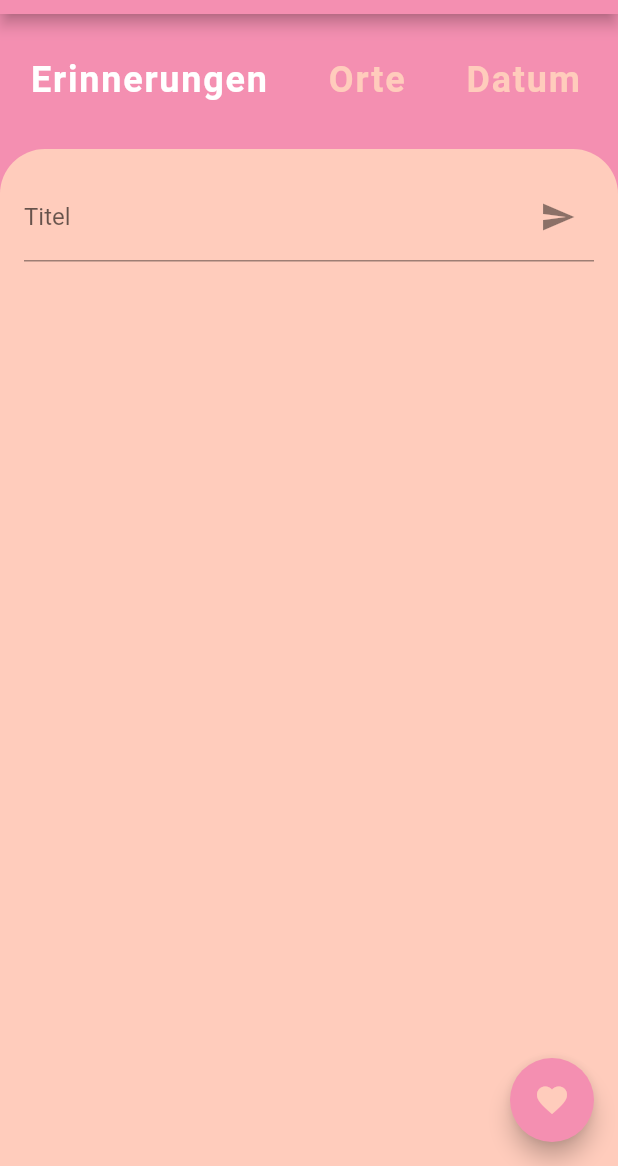
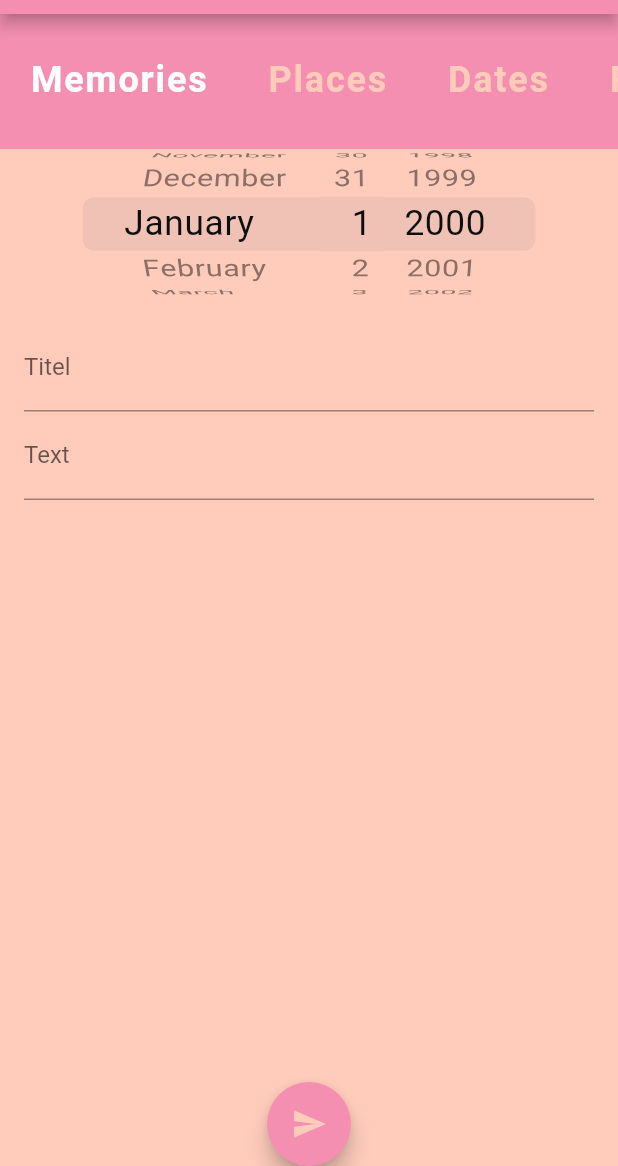
Before and after one commit to natascha20/Memory-Collector, a Flutter app: the screen it shows after launch, on a phone screen of 412 x 824 dp, the part 70-1236 px from its top. Run offline on Flutter 3.47's test engine with Material 2 defaults, Android fonts, the phone set to English and light mode, and no system bars.

Commit message:
added Date

```diff
--- a/memorycollector/lib/main.dart
+++ b/memorycollector/lib/main.dart
@@ -1,8 +1,11 @@
 import 'dart:io';
+import 'package:flutter/cupertino.dart';
 import 'package:flutter/foundation.dart';
 import 'package:flutter/material.dart';
 
-String value = "";
+String title = "";
+String summary = "";
+String date = "";
 
 void main() {
   FlutterError.onError = (FlutterErrorDetails details) {
@@ -19,15 +22,13 @@ class CategorySelector extends StatefulWidget {
 
 class _CategorySelectorState extends State<CategorySelector> {
   int selectedIndex = 0;
-  final List<String> categories = ['Erinnerungen', 'Orte', 'Datum', 'Fotos'];
+  final List<String> categories = ['Memories', 'Places', 'Dates', 'Pictures'];
 
   @override
   Widget build(BuildContext context) {
     return Container(
       height: 90.0,
-      color: Theme
-          .of(context)
-          .primaryColor,
+      color: Theme.of(context).primaryColor,
       child: ListView.builder(
         scrollDirection: Axis.horizontal,
         itemCount: categories.length,
@@ -48,9 +49,7 @@ class _CategorySelectorState extends State<CategorySelector> {
                 style: TextStyle(
                   color: index == selectedIndex
                       ? Colors.white
-                      : Theme
-                      .of(context)
-                      .accentColor,
+                      : Theme.of(context).accentColor,
                   fontSize: 24.0,
                   fontWeight: FontWeight.bold,
                   letterSpacing: 1.2,
@@ -99,16 +98,12 @@ class _MyHomePageState extends State<MyHomePage> {
   @override
   Widget build(BuildContext context) {
     return Scaffold(
-        backgroundColor: Theme
-            .of(context)
-            .primaryColor,
+      backgroundColor: Theme.of(context).primaryColor,
       appBar: AppBar(
         title: Text(
           widget.title,
           style: TextStyle(
-              color: Theme
-                  .of(context)
-                  .accentColor,
+            color: Theme.of(context).accentColor,
             fontWeight: FontWeight.bold,
           ),
         ),
@@ -117,57 +112,71 @@ class _MyHomePageState extends State<MyHomePage> {
         mainAxisAlignment: MainAxisAlignment.center,
         children: <Widget>[
           CategorySelector(),
+          Container(
+            height: 100,
+            color: Theme.of(context).accentColor,
+            child: CupertinoDatePicker(
+              mode: CupertinoDatePickerMode.date,
+              initialDateTime: DateTime(2000,1,1),
+              onDateTimeChanged: (DateTime newDateTime){
+                newDateTime = date as DateTime;
+              },
+            ),
+          ),
           Expanded(
             child: Container(
                 decoration: BoxDecoration(
-                  color: Theme
-                      .of(context)
-                      .accentColor,
-                  borderRadius: BorderRadius.only(
-                    topLeft: Radius.circular(30.0),
-                    topRight: Radius.circular(30.0),
-                  ),
+                  color: Theme.of(context).accentColor,
                 ),
                 child: Padding(
                   padding: const EdgeInsets.all(16.0),
-                  child: TextField(
+                  child: Column(
+                    children: [
+                      TextField(
                           onChanged: (text) {
-                      value = text;
+                            title = text;
                           },
-                    cursorColor: Theme
-                        .of(context)
-                        .primaryColor,
+                          cursorColor: Theme.of(context).primaryColor,
                           textAlign: TextAlign.center,
-                    keyboardType: TextInputType.text,
                           textInputAction: TextInputAction.send,
                           decoration: InputDecoration(
                             labelText: 'Titel',
-                      suffixIcon: IconButton(
-                        icon: Icon(Icons.send),
-                        onPressed: (){
+                          )
+                      ),
+                      TextField(
+                          onChanged: (text) {
+                            summary = text;
+                          },
+                          cursorColor: Theme.of(context).primaryColor,
+                          textAlign: TextAlign.center,
+                          keyboardType: TextInputType.multiline,
+                          maxLines: null,
+                          textInputAction: TextInputAction.send,
+                          decoration: InputDecoration(
+                            labelText: 'Text',
+                          )),
+                    ],
+                  ),
+                )),
+          ),
+        ],
+      ),
+      floatingActionButtonLocation: FloatingActionButtonLocation.centerDocked,
+      floatingActionButton: FloatingActionButton(
+        backgroundColor: Theme.of(context).primaryColor,
+        foregroundColor: Theme.of(context).accentColor,
+        onPressed: () {
           return showDialog(
             context: context,
-                            builder: (context){
+            builder: (context) {
               return AlertDialog(
-                                content: Text(value),
+                content: Text(date+' '+title+'\n'+summary),
               );
             },
           );
         },
-                      )
-                    ),
-                  ),
-                ),
-              ),
-            ),
-          ],
-        ),
-        floatingActionButton: FloatingActionButton(
-        backgroundColor: Theme.of(context).primaryColor,
-        foregroundColor: Theme.of(context).accentColor,
-        onPressed: (){},
         tooltip: 'Show me the value',
-        child: Icon(Icons.favorite),
+        child: Icon(Icons.send),
       ),
     );
   }
```
Lines whose indentation alone changed are shown as unchanged.
